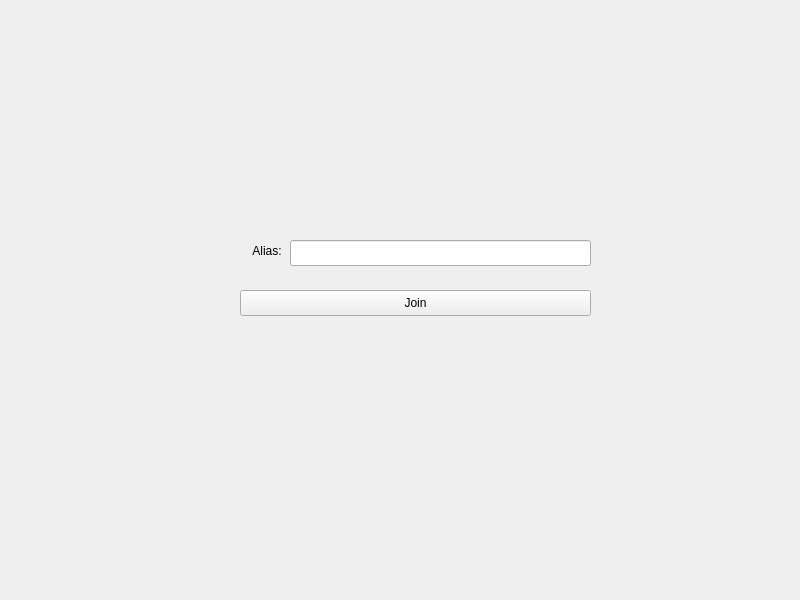
Old version of the form startwindow.ui in the repository twhaley1/chat_app_client.
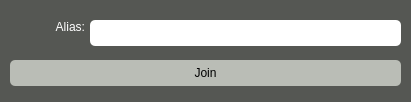
New version of the form.

Patch:
```diff
--- a/startwindow.ui
+++ b/startwindow.ui
@@ -6,8 +6,8 @@
    <rect>
     <x>0</x>
     <y>0</y>
-    <width>800</width>
-    <height>600</height>
+    <width>411</width>
+    <height>102</height>
    </rect>
   </property>
   <property name="sizePolicy">
@@ -18,71 +18,76 @@
   </property>
   <property name="minimumSize">
    <size>
-    <width>800</width>
-    <height>600</height>
+    <width>0</width>
+    <height>0</height>
    </size>
   </property>
   <property name="maximumSize">
    <size>
-    <width>800</width>
-    <height>600</height>
+    <width>100000</width>
+    <height>11000000</height>
    </size>
   </property>
   <property name="windowTitle">
    <string>Chat</string>
   </property>
+  <property name="styleSheet">
+   <string notr="true">background-color: rgb(85, 87, 83)</string>
+  </property>
   <property name="tabShape">
    <enum>QTabWidget::Rounded</enum>
   </property>
   <widget class="QWidget" name="centralWidget">
-   <widget class="QLabel" name="label">
-    <property name="geometry">
-     <rect>
-      <x>220</x>
-      <y>240</y>
-      <width>65</width>
-      <height>21</height>
-     </rect>
-    </property>
-    <property name="sizePolicy">
-     <sizepolicy hsizetype="Preferred" vsizetype="Preferred">
-      <horstretch>0</horstretch>
-      <verstretch>0</verstretch>
-     </sizepolicy>
-    </property>
-    <property name="layoutDirection">
-     <enum>Qt::LeftToRight</enum>
-    </property>
-    <property name="text">
-     <string>Alias: </string>
-    </property>
-    <property name="alignment">
-     <set>Qt::AlignRight|Qt::AlignTrailing|Qt::AlignVCenter</set>
-    </property>
-   </widget>
    <widget class="QLineEdit" name="aliasLineEdit">
     <property name="geometry">
      <rect>
-      <x>290</x>
-      <y>240</y>
-      <width>301</width>
+      <x>90</x>
+      <y>20</y>
+      <width>311</width>
       <height>26</height>
      </rect>
     </property>
+    <property name="styleSheet">
+     <string notr="true">background-color: white;
+border-radius: 5px;</string>
+    </property>
    </widget>
    <widget class="QPushButton" name="joinChatPushButton">
     <property name="geometry">
      <rect>
-      <x>240</x>
-      <y>290</y>
-      <width>351</width>
+      <x>10</x>
+      <y>60</y>
+      <width>391</width>
       <height>26</height>
      </rect>
     </property>
+    <property name="styleSheet">
+     <string notr="true">border-radius: 5px;
+background-color: rgb(186, 189, 182)</string>
+    </property>
     <property name="text">
      <string>Join</string>
     </property>
    </widget>
+   <widget class="QLabel" name="label">
+    <property name="geometry">
+     <rect>
+      <x>20</x>
+      <y>20</y>
+      <width>65</width>
+      <height>18</height>
+     </rect>
+    </property>
+    <property name="styleSheet">
+     <string notr="true">color: white;</string>
+    </property>
+    <property name="text">
+     <string>Alias:</string>
+    </property>
+    <property name="alignment">
+     <set>Qt::AlignRight|Qt::AlignTop|Qt::AlignTrailing</set>
+    </property>
+   </widget>
   </widget>
  </widget>
  <layoutdefault spacing="6" margin="11"/>
```
